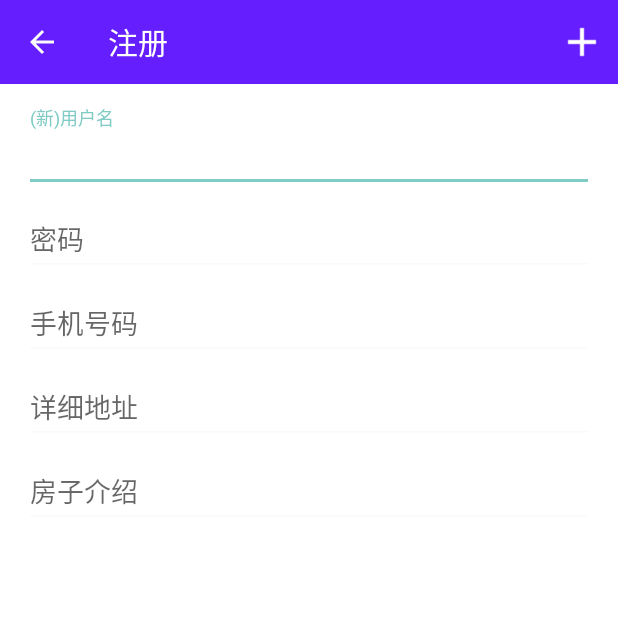
After one commit to whilu/GHouse, an Android app: the RegHouseActivity screen opened directly, with no data from a screen before it, on a phone screen of 412 x 824 dp, the top half of it. The commit adds this screen. Run offline under Robolectric (Android 15) with nearby library versions, the phone set to English and light mode, and no system bars.

Commit message:
make reg house view

```diff
--- /dev/null
+++ b/app/src/main/java/co/lujun/ghouse/ui/RegHouseActivity.java
@@ -0,0 +1,61 @@
+package co.lujun.ghouse.ui;
+
+import android.os.Bundle;
+import android.support.design.widget.TextInputLayout;
+import android.support.v7.widget.Toolbar;
+import android.view.Menu;
+import android.view.MenuItem;
+
+import co.lujun.ghouse.R;
+import co.lujun.ghouse.ui.widget.SlidingActivity;
+
+/**
+ * Created by lujun on 2015/8/12.
+ */
+public class RegHouseActivity extends SlidingActivity {
+
+    private Toolbar mToolbar;
+    private TextInputLayout tilUName, tilPwd, tilPhone, tilAddress, tilIntro;
+
+    @Override
+    protected void onCreate(Bundle savedInstanceState) {
+        super.onCreate(savedInstanceState);
+        setContentView(R.layout.activity_reg_house);
+        init();
+    }
+
+    private void init(){
+        mToolbar = (Toolbar) findViewById(R.id.tb_reg_house);
+        setTitle(getString(R.string.action_reg));
+        setSupportActionBar(mToolbar);
+        getSupportActionBar().setDisplayHomeAsUpEnabled(true);
+
+        tilUName = (TextInputLayout) findViewById(R.id.til_rhouse_uname);
+        tilUName.setHint(getString(R.string.til_hint_rhouse_name));
+        tilPwd = (TextInputLayout) findViewById(R.id.til_rhouse_pwd);
+        tilPwd.setHint(getString(R.string.til_hint_rhouse_pwd));
+        tilPhone = (TextInputLayout) findViewById(R.id.til_rhouse_phone);
+        tilPhone.setHint(getString(R.string.til_hint_rhouse_phone));
+        tilAddress = (TextInputLayout) findViewById(R.id.til_rhouse_address);
+        tilAddress.setHint(getString(R.string.til_hint_rhouse_address));
+        tilIntro = (TextInputLayout) findViewById(R.id.til_rhouse_intro);
+        tilIntro.setHint(getString(R.string.til_hint_rhouse_intro));
+    }
+
+    @Override
+    public boolean onCreateOptionsMenu(Menu menu) {
+        getMenuInflater().inflate(R.menu.menu_reg_house, menu);
+        return true;
+    }
+
+    @Override
+    public boolean onOptionsItemSelected(MenuItem item) {
+        if (item.getItemId() == android.R.id.home){
+            finish();
+            return true;
+        }else if (item.getItemId() == R.id.action_confirm_reg_house){
+
+        }
+        return super.onOptionsItemSelected(item);
+    }
+}
--- /dev/null
+++ b/app/src/main/res/layout/activity_reg_house.xml
@@ -0,0 +1,89 @@
+<?xml version="1.0" encoding="utf-8"?>
+<LinearLayout xmlns:android="http://schemas.android.com/apk/res/android"
+    android:layout_width="match_parent"
+    android:layout_height="match_parent"
+    android:background="@android:color/white"
+    android:orientation="vertical">
+
+    <android.support.v7.widget.Toolbar
+        android:id="@+id/tb_reg_house"
+        android:layout_width="match_parent"
+        android:layout_height="wrap_content"
+        android:background="?attr/colorPrimary"
+        android:minHeight="?attr/actionBarSize"
+        android:title="@string/action_center" />
+
+    <ScrollView
+        android:layout_width="match_parent"
+        android:layout_height="match_parent">
+
+        <LinearLayout
+            android:layout_width="match_parent"
+            android:layout_height="match_parent"
+            android:orientation="vertical"
+            android:padding="@dimen/activity_vertical_margin">
+
+            <android.support.design.widget.TextInputLayout
+                android:id="@+id/til_rhouse_uname"
+                android:layout_width="match_parent"
+                android:layout_height="wrap_content">
+
+                <EditText
+                    android:layout_width="match_parent"
+                    android:layout_height="wrap_content"
+                    android:singleLine="true"
+                    android:textColor="@color/deep_gray" />
+            </android.support.design.widget.TextInputLayout>
+
+            <android.support.design.widget.TextInputLayout
+                android:id="@+id/til_rhouse_pwd"
+                android:layout_width="match_parent"
+                android:layout_height="wrap_content">
+
+                <EditText
+                    android:layout_width="match_parent"
+                    android:layout_height="wrap_content"
+                    android:inputType="textPassword"
+                    android:singleLine="true"
+                    android:textColor="@color/deep_gray" />
+            </android.support.design.widget.TextInputLayout>
+
+            <android.support.design.widget.TextInputLayout
+                android:id="@+id/til_rhouse_phone"
+                android:layout_width="match_parent"
+                android:layout_height="wrap_content">
+
+                <EditText
+                    android:layout_width="match_parent"
+                    android:layout_height="wrap_content"
+                    android:singleLine="true"
+                    android:textColor="@color/deep_gray" />
+            </android.support.design.widget.TextInputLayout>
+
+            <android.support.design.widget.TextInputLayout
+                android:id="@+id/til_rhouse_address"
+                android:layout_width="match_parent"
+                android:layout_height="wrap_content">
+
+                <EditText
+                    android:layout_width="match_parent"
+                    android:layout_height="wrap_content"
+                    android:textColor="@color/deep_gray" />
+            </android.support.design.widget.TextInputLayout>
+
+            <android.support.design.widget.TextInputLayout
+                android:id="@+id/til_rhouse_intro"
+                android:layout_width="match_parent"
+                android:layout_height="wrap_content">
+
+                <EditText
+                    android:layout_width="match_parent"
+                    android:layout_height="wrap_content"
+                    android:textColor="@color/deep_gray" />
+            </android.support.design.widget.TextInputLayout>
+
+        </LinearLayout>
+
+    </ScrollView>
+
+</LinearLayout>
--- /dev/null
+++ b/app/src/main/res/menu/menu_reg_house.xml
@@ -0,0 +1,11 @@
+<menu xmlns:android="http://schemas.android.com/apk/res/android"
+    xmlns:app="http://schemas.android.com/apk/res-auto"
+    xmlns:tools="http://schemas.android.com/tools"
+    tools:context=".MainActivity">
+    <item
+        android:id="@+id/action_confirm_reg_house"
+        android:icon="@drawable/ic_add_white_18dp"
+        android:orderInCategory="1"
+        android:title="@string/action_reg"
+        app:showAsAction="always" />
+</menu>
--- a/app/src/main/res/values/strings.xml
+++ b/app/src/main/res/values/strings.xml
@@ -1,5 +1,6 @@
 <resources>
     <string name="app_name">干房子</string>
+    <string name="app_name_en">G.House</string>
 
     <string name="action_bill">账单</string>
     <string name="action_todo">待办事项</string>
@@ -8,7 +9,10 @@
     <string name="action_login">登录</string>
     <string name="action_scan">扫码</string>
     <string name="action_logout">退出登录</string>
+    <string name="action_reg">注册</string>
+    <string name="action_reg_house">注册房子</string>
     <string name="action_house">House view</string>
+    <string name="action_back">返回</string>
 
     <string name="tli_hint_uname">请输入用户名</string>
     <string name="tli_hint_pwd">请输入密码</string>
@@ -16,6 +20,13 @@
     <string name="til_hint_bill_total">合计</string>
     <string name="til_hint_bill_code">条码</string>
     <string name="til_hint_bill_extra">其它说明</string>
+    <string name="dialog_welcome">欢迎干Houser</string>
+    <string name="cb_hint_iam_owner">我是拥有者</string>
+    <string name="til_hint_rhouse_name">(新)用户名</string>
+    <string name="til_hint_rhouse_pwd">密码</string>
+    <string name="til_hint_rhouse_phone">手机号码</string>
+    <string name="til_hint_rhouse_address">详细地址</string>
+    <string name="til_hint_rhouse_intro">房子介绍</string>
 
     <string name="tv_total">统计:</string>
     <string name="tv_money_type">币种:</string>
--- a/app/src/main/res/values/styles.xml
+++ b/app/src/main/res/values/styles.xml
@@ -1,3 +1,6 @@
 <resources>
 
+    <style name="Login_Dialog" parent="Material.TextAppearance.SimpleDialog">
+        <item name="di_backgroundColor">@android:color/white</item>
+    </style>
 </resources>
```
Also changed, not shown: app/src/main/AndroidManifest.xml (+4 -6 lines), app/src/main/java/co/lujun/ghouse/bean/Config.java (added, +10 -0 lines), app/src/main/java/co/lujun/ghouse/ui/LoginActivity.java (deleted, +0 -60 lines), app/src/main/java/co/lujun/ghouse/ui/SplashActivity.java (+76 -1 lines), app/src/main/res/layout/activity_login.xml (deleted, +0 -63 lines), app/src/main/res/layout/activity_splash.xml (+46 -2 lines), app/src/main/res/layout/view_login_and_reg.xml (added, +42 -0 lines), app/src/main/res/drawable-hdpi/ic_add_white_18dp.png (added).
